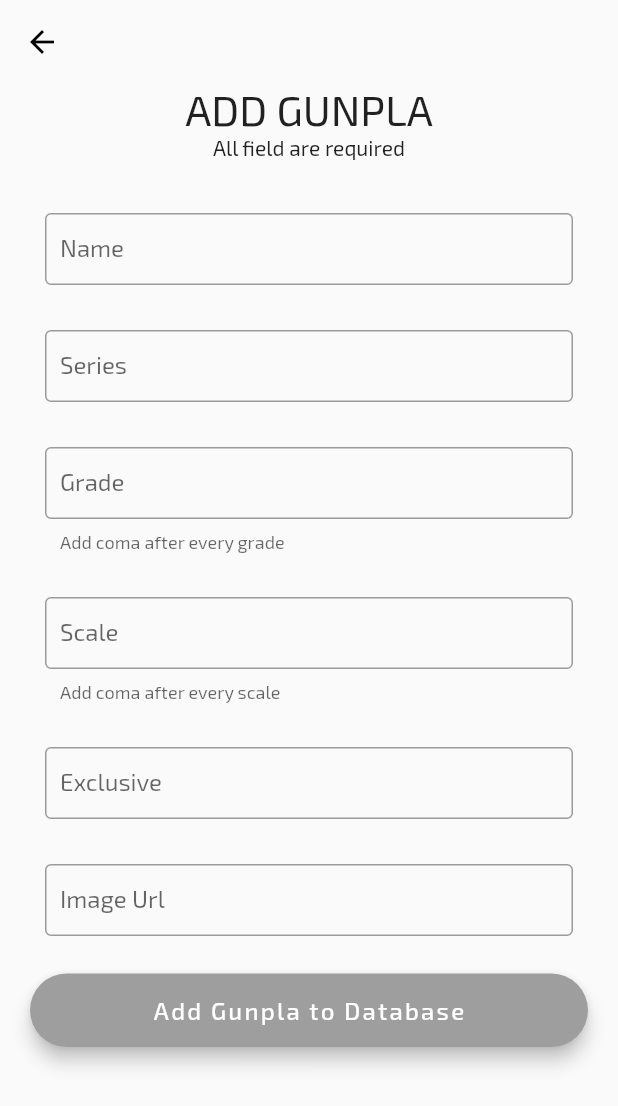
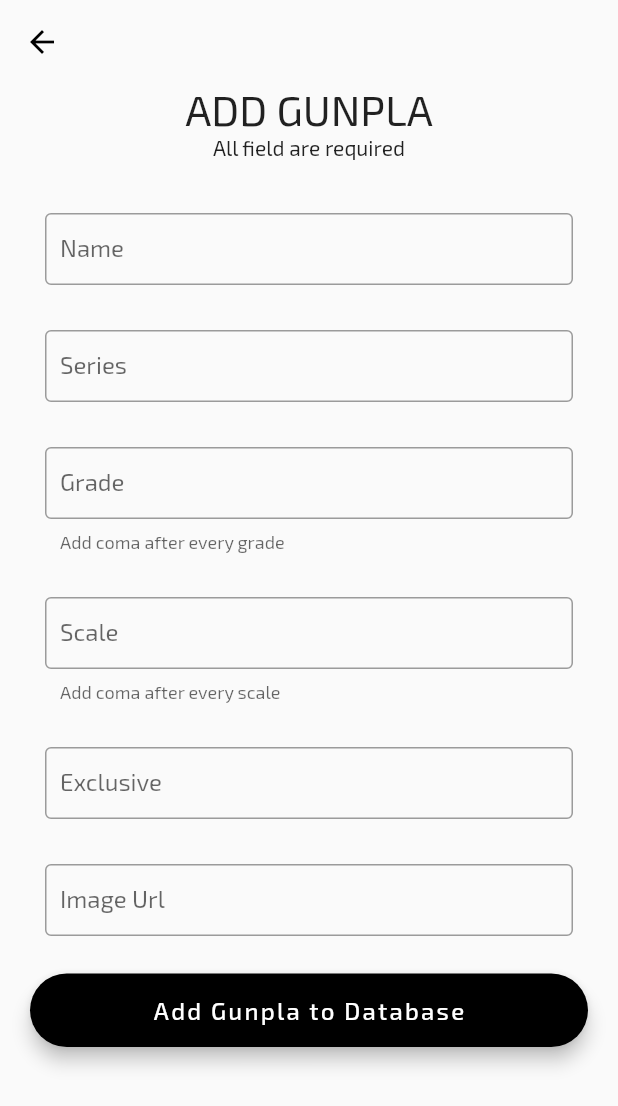
Before and after one commit to randycarrero/Gunpla_database, a Flutter app: the AddGunplaScreen screen opened directly, on a phone screen of 412 x 824 dp. Shown: the top 1106 px of the screen. Run offline on Flutter 3.47's test engine with Material 2 defaults, Android fonts, the phone set to English and light mode, and no system bars; our stand-ins replace ant_icons, cloud_firestore, firebase_auth, firebase_core, google_fonts; accounts and stored records are empty.

Commit message:
Themeing adjusted

```diff
--- a/lib/app/constants.dart
+++ b/lib/app/constants.dart
@@ -32,3 +32,13 @@ final ButtonStyle raisedButtonStyle = ElevatedButton.styleFrom(
     borderRadius: BorderRadius.all(Radius.circular(30.0)),
   ),
 );
+
+final ButtonStyle raisedButtonStyle2 = ElevatedButton.styleFrom(
+  primary: Colors.black,
+  minimumSize: Size(88, 36),
+  elevation: 5.0,
+  padding: EdgeInsets.all(15.0),
+  shape: const RoundedRectangleBorder(
+    borderRadius: BorderRadius.all(Radius.circular(30.0)),
+  ),
+);
--- a/lib/pages/add_gunpla_screen.dart
+++ b/lib/pages/add_gunpla_screen.dart
@@ -195,7 +195,7 @@ class _AddGunplaScreenState extends State<AddGunplaScreen> {
                 Container(
                   width: double.infinity,
                   child: ElevatedButton(
-                    style: raisedButtonStyle,
+                    style: raisedButtonStyle2,
                     onPressed: () {
                       if (_formKey.currentState.validate()) {
                         addGunpla();
```
